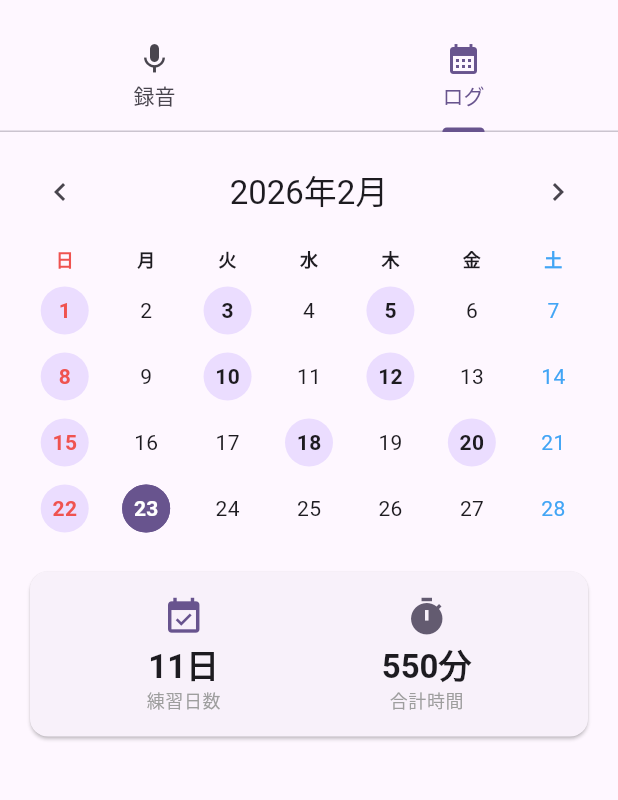
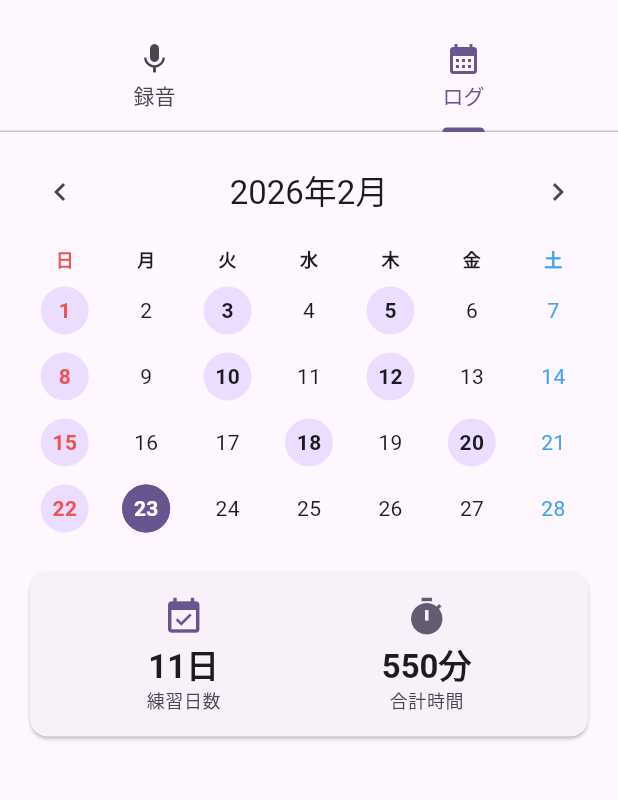
Before and after one commit to str-y/music-life, a Flutter app: the LibraryScreen screen opened directly, tab 2 chosen, on a phone screen of 412 x 824 dp, the part 63-863 px from its top. Run offline on Flutter 3.47's test engine with Material 3 defaults, Android fonts, the phone set to English and light mode, and no system bars; missing offline and left inert: dart:ffi.

Commit message:
fix: replace Colors.grey with onSurfaceVariant for WCAG contrast in library summary labels
Co-authored-by: str-y <115670820+str-y@users.noreply.github.com>

```diff
--- a/lib/screens/library_screen.dart
+++ b/lib/screens/library_screen.dart
@@ -738,10 +738,9 @@ class _SummaryItem extends StatelessWidget {
         ),
         Text(
           label,
-          style: Theme.of(context)
-              .textTheme
-              .bodySmall
-              ?.copyWith(color: Colors.grey),
+          style: Theme.of(context).textTheme.bodySmall?.copyWith(
+                color: Theme.of(context).colorScheme.onSurfaceVariant,
+              ),
         ),
       ],
     );
```
